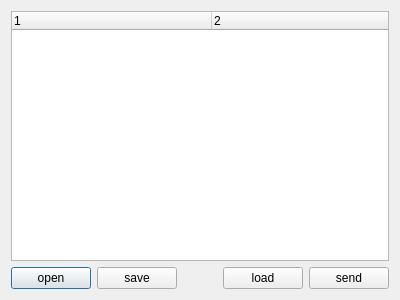
Above: QRobotConfigDialog/src/qrobotconfigdialog.ui from maartenverbandt/QtModules before the change. Below: the same form after it.
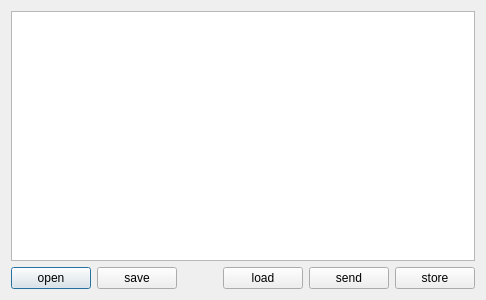
That is the form after the change.

Commit message: RobotConfig - added store button

The edit to the form file:
```diff
--- a/QRobotConfigDialog/src/qrobotconfigdialog.ui
+++ b/QRobotConfigDialog/src/qrobotconfigdialog.ui
@@ -25,6 +25,9 @@
      <property name="columnCount">
       <number>2</number>
      </property>
+     <attribute name="headerVisible">
+      <bool>false</bool>
+     </attribute>
      <attribute name="headerDefaultSectionSize">
       <number>200</number>
      </attribute>
@@ -61,6 +64,9 @@
        <property name="orientation">
         <enum>Qt::Horizontal</enum>
        </property>
+       <property name="sizeType">
+        <enum>QSizePolicy::MinimumExpanding</enum>
+       </property>
        <property name="sizeHint" stdset="0">
         <size>
          <width>40</width>
@@ -83,6 +89,13 @@
        </property>
       </widget>
      </item>
+     <item>
+      <widget class="QPushButton" name="store_pushButton">
+       <property name="text">
+        <string>store</string>
+       </property>
+      </widget>
+     </item>
     </layout>
    </item>
   </layout>
```
Left out of the diff: 8 changed lines with no effect on the pictures.
